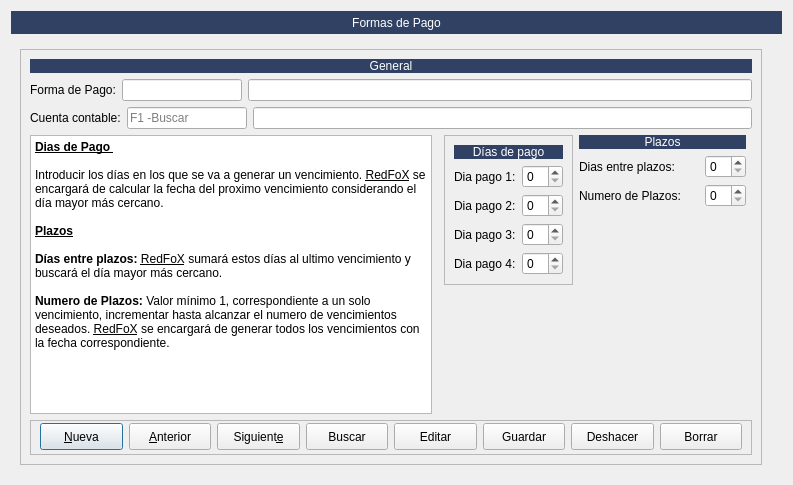
The window that Zona_Maestros/frmformas_pago.ui (arcnexus/RedFoX) describes before a commit, drawn with Qt 5.
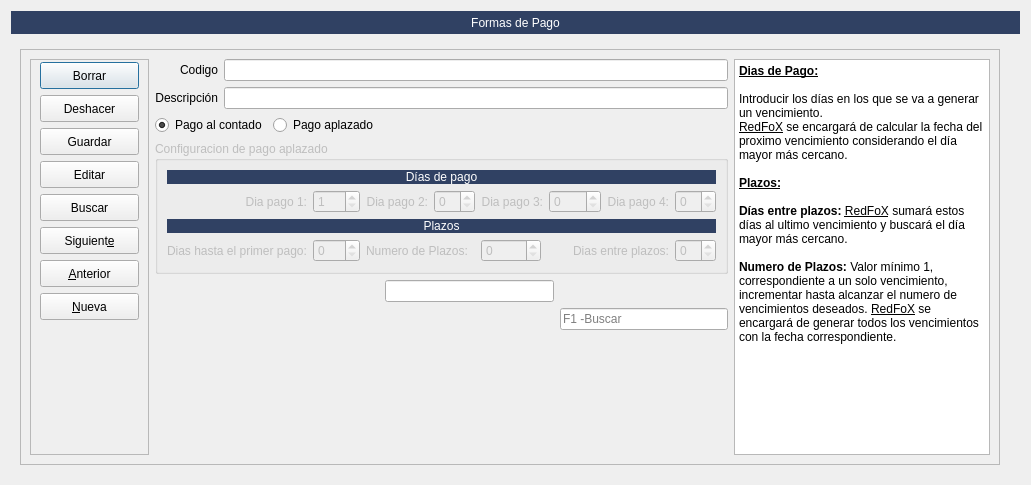
The same window after the commit. Icons and pictures are not drawn.

Commit message: Fix vencimiento & forma pago

```diff
--- a/Zona_Maestros/frmformas_pago.ui
+++ b/Zona_Maestros/frmformas_pago.ui
@@ -6,7 +6,7 @@
    <rect>
     <x>0</x>
     <y>0</y>
-    <width>793</width>
+    <width>1031</width>
     <height>485</height>
    </rect>
   </property>
@@ -91,202 +91,7 @@
           <enum>QFrame::Raised</enum>
          </property>
          <layout class="QGridLayout" name="gridLayout_5">
-          <item row="2" column="0" colspan="5">
-           <layout class="QHBoxLayout" name="horizontalLayout_4">
-            <item>
-             <widget class="QLabel" name="label_3">
-              <property name="text">
-               <string>Cuenta contable:</string>
-              </property>
-             </widget>
-            </item>
-            <item>
-             <widget class="QLineEdit" name="txtcod_cuenta_contable">
-              <property name="maximumSize">
-               <size>
-                <width>120</width>
-                <height>16777215</height>
-               </size>
-              </property>
-              <property name="placeholderText">
-               <string>F1 -Buscar</string>
-              </property>
-             </widget>
-            </item>
-            <item>
-             <widget class="QLineEdit" name="txtCuenta_contable"/>
-            </item>
-           </layout>
-          </item>
-          <item row="4" column="2">
-           <spacer name="verticalSpacer_4">
-            <property name="orientation">
-             <enum>Qt::Vertical</enum>
-            </property>
-            <property name="sizeHint" stdset="0">
-             <size>
-              <width>20</width>
-              <height>40</height>
-             </size>
-            </property>
-           </spacer>
-          </item>
-          <item row="3" column="2">
-           <widget class="QFrame" name="frame_3">
-            <property name="maximumSize">
-             <size>
-              <width>232</width>
-              <height>16777215</height>
-             </size>
-            </property>
-            <property name="frameShape">
-             <enum>QFrame::StyledPanel</enum>
-            </property>
-            <property name="frameShadow">
-             <enum>QFrame::Raised</enum>
-            </property>
-            <layout class="QGridLayout" name="gridLayout_3">
-             <item row="0" column="0" colspan="2">
-              <widget class="QLabel" name="label_14">
-               <property name="maximumSize">
-                <size>
-                 <width>16777215</width>
-                 <height>17</height>
-                </size>
-               </property>
-               <property name="styleSheet">
-                <string notr="true">background-color: #304163;
-color: rgb(255, 255, 255);</string>
-               </property>
-               <property name="text">
-                <string>Días de pago</string>
-               </property>
-               <property name="alignment">
-                <set>Qt::AlignCenter</set>
-               </property>
-              </widget>
-             </item>
-             <item row="1" column="0">
-              <widget class="QLabel" name="label_10">
-               <property name="text">
-                <string>Dia pago 1:</string>
-               </property>
-              </widget>
-             </item>
-             <item row="1" column="1">
-              <widget class="QSpinBox" name="spinDia_pago1"/>
-             </item>
-             <item row="2" column="0">
-              <widget class="QLabel" name="label_11">
-               <property name="text">
-                <string>Dia pago 2:</string>
-               </property>
-              </widget>
-             </item>
-             <item row="2" column="1">
-              <widget class="QSpinBox" name="spinDia_pago2"/>
-             </item>
-             <item row="3" column="0">
-              <widget class="QLabel" name="label_12">
-               <property name="text">
-                <string>Dia pago 3:</string>
-               </property>
-              </widget>
-             </item>
-             <item row="3" column="1">
-              <widget class="QSpinBox" name="spinDia_pago3"/>
-             </item>
-             <item row="4" column="0">
-              <widget class="QLabel" name="label_13">
-               <property name="text">
-                <string>Dia pago 4:</string>
-               </property>
-              </widget>
-             </item>
-             <item row="4" column="1">
-              <widget class="QSpinBox" name="spinDia_pago4"/>
-             </item>
-            </layout>
-           </widget>
-          </item>
-          <item row="3" column="3">
-           <layout class="QGridLayout" name="gridLayout_4">
-            <item row="1" column="0">
-             <widget class="QLabel" name="label_15">
-              <property name="minimumSize">
-               <size>
-                <width>120</width>
-                <height>0</height>
-               </size>
-              </property>
-              <property name="text">
-               <string>Dias entre plazos:</string>
-              </property>
-             </widget>
-            </item>
-            <item row="1" column="1">
-             <widget class="QSpinBox" name="spinDias_entre_plazos">
-              <property name="maximumSize">
-               <size>
-                <width>60</width>
-                <height>16777215</height>
-               </size>
-              </property>
-             </widget>
-            </item>
-            <item row="0" column="0" colspan="2">
-             <widget class="QLabel" name="label_16">
-              <property name="maximumSize">
-               <size>
-                <width>16777215</width>
-                <height>17</height>
-               </size>
-              </property>
-              <property name="styleSheet">
-               <string notr="true">background-color: #304163;
-color: rgb(255, 255, 255);</string>
-              </property>
-              <property name="text">
-               <string>Plazos</string>
-              </property>
-              <property name="alignment">
-               <set>Qt::AlignCenter</set>
-              </property>
-             </widget>
-            </item>
-            <item row="2" column="0">
-             <widget class="QLabel" name="label_18">
-              <property name="text">
-               <string>Numero de Plazos:</string>
-              </property>
-             </widget>
-            </item>
-            <item row="2" column="1">
-             <widget class="QSpinBox" name="spinNumero_plazos">
-              <property name="maximumSize">
-               <size>
-                <width>60</width>
-                <height>16777215</height>
-               </size>
-              </property>
-             </widget>
-            </item>
-            <item row="3" column="0">
-             <spacer name="verticalSpacer_3">
-              <property name="orientation">
-               <enum>Qt::Vertical</enum>
-              </property>
-              <property name="sizeHint" stdset="0">
-               <size>
-                <width>20</width>
-                <height>40</height>
-               </size>
-              </property>
-             </spacer>
-            </item>
-           </layout>
-          </item>
-          <item row="5" column="0" colspan="5">
+          <item row="0" column="0" rowspan="6">
            <widget class="QFrame" name="frame_4">
             <property name="sizePolicy">
              <sizepolicy hsizetype="Preferred" vsizetype="Preferred">
@@ -294,30 +99,18 @@
               <verstretch>0</verstretch>
              </sizepolicy>
             </property>
-            <property name="minimumSize">
-             <size>
-              <width>0</width>
-              <height>35</height>
-             </size>
-            </property>
-            <property name="maximumSize">
-             <size>
-              <width>16777215</width>
-              <height>35</height>
-             </size>
-            </property>
             <property name="frameShape">
              <enum>QFrame::StyledPanel</enum>
             </property>
             <property name="frameShadow">
              <enum>QFrame::Raised</enum>
             </property>
-            <layout class="QHBoxLayout" name="horizontalLayout_2">
+            <layout class="QVBoxLayout" name="verticalLayout">
              <property name="topMargin">
               <number>2</number>
              </property>
              <item>
-              <widget class="QPushButton" name="btnAnadir_3">
+              <widget class="QPushButton" name="btn_borrar">
                <property name="sizePolicy">
                 <sizepolicy hsizetype="Preferred" vsizetype="Fixed">
                  <horstretch>0</horstretch>
@@ -331,7 +124,7 @@
                 </size>
                </property>
                <property name="text">
-                <string>&amp;Nueva</string>
+                <string>Borrar</string>
                </property>
                <property name="icon">
                 <iconset resource="../maya.qrc">
@@ -346,13 +139,7 @@
               </widget>
              </item>
              <item>
-              <widget class="QPushButton" name="btnAnterior_2">
-               <property name="sizePolicy">
-                <sizepolicy hsizetype="Preferred" vsizetype="Fixed">
-                 <horstretch>0</horstretch>
-                 <verstretch>0</verstretch>
-                </sizepolicy>
-               </property>
+              <widget class="QPushButton" name="btndeshacer_2">
                <property name="minimumSize">
                 <size>
                  <width>0</width>
@@ -360,22 +147,16 @@
                 </size>
                </property>
                <property name="text">
-                <string>&amp;Anterior</string>
+                <string>Deshacer</string>
                </property>
                <property name="icon">
                 <iconset resource="../maya.qrc">
                  <normaloff>:/Icons/PNG/Previous.png</normaloff>:/Icons/PNG/Previous.png</iconset>
                </property>
-               <property name="iconSize">
-                <size>
-                 <width>24</width>
-                 <height>24</height>
-                </size>
-               </property>
               </widget>
              </item>
              <item>
-              <widget class="QPushButton" name="btnSiguiente_2">
+              <widget class="QPushButton" name="btnGuardar_2">
                <property name="sizePolicy">
                 <sizepolicy hsizetype="Preferred" vsizetype="Fixed">
                  <horstretch>0</horstretch>
@@ -389,40 +170,11 @@
                 </size>
                </property>
                <property name="text">
-                <string>Siguient&amp;e</string>
+                <string>Guardar</string>
                </property>
                <property name="icon">
                 <iconset resource="../maya.qrc">
-                 <normaloff>:/Icons/PNG/Next.png</normaloff>:/Icons/PNG/Next.png</iconset>
-               </property>
-               <property name="iconSize">
-                <size>
-                 <width>24</width>
-                 <height>24</height>
-                </size>
-               </property>
-              </widget>
-             </item>
-             <item>
-              <widget class="QPushButton" name="btnBuscar_2">
-               <property name="sizePolicy">
-                <sizepolicy hsizetype="Preferred" vsizetype="Fixed">
-                 <horstretch>0</horstretch>
-                 <verstretch>0</verstretch>
-                </sizepolicy>
-               </property>
-               <property name="minimumSize">
-                <size>
-                 <width>0</width>
-                 <height>27</height>
-                </size>
-               </property>
-               <property name="text">
-                <string>Buscar</string>
-               </property>
-               <property name="icon">
-                <iconset resource="../maya.qrc">
-                 <normaloff>:/Icons/PNG/search.png</normaloff>:/Icons/PNG/search.png</iconset>
+                 <normaloff>:/Icons/PNG/Save.png</normaloff>:/Icons/PNG/Save.png</iconset>
                </property>
                <property name="iconSize">
                 <size>
@@ -465,7 +217,7 @@
               </widget>
              </item>
              <item>
-              <widget class="QPushButton" name="btnGuardar_2">
+              <widget class="QPushButton" name="btnBuscar_2">
                <property name="sizePolicy">
                 <sizepolicy hsizetype="Preferred" vsizetype="Fixed">
                  <horstretch>0</horstretch>
@@ -479,7 +231,7 @@
                 </size>
                </property>
                <property name="text">
-                <string>Guardar</string>
+                <string>Buscar</string>
                </property>
                <property name="icon">
                 <iconset resource="../maya.qrc">
@@ -494,7 +246,13 @@
               </widget>
              </item>
              <item>
-              <widget class="QPushButton" name="btndeshacer_2">
+              <widget class="QPushButton" name="btnSiguiente_2">
+               <property name="sizePolicy">
+                <sizepolicy hsizetype="Preferred" vsizetype="Fixed">
+                 <horstretch>0</horstretch>
+                 <verstretch>0</verstretch>
+                </sizepolicy>
+               </property>
                <property name="minimumSize">
                 <size>
                  <width>0</width>
@@ -502,16 +260,22 @@
                 </size>
                </property>
                <property name="text">
-                <string>Deshacer</string>
+                <string>Siguient&amp;e</string>
                </property>
                <property name="icon">
                 <iconset resource="../maya.qrc">
                  <normaloff>:/Icons/PNG/undo.png</normaloff>:/Icons/PNG/undo.png</iconset>
                </property>
+               <property name="iconSize">
+                <size>
+                 <width>24</width>
+                 <height>24</height>
+                </size>
+               </property>
               </widget>
              </item>
              <item>
-              <widget class="QPushButton" name="btn_borrar">
+              <widget class="QPushButton" name="btnAnterior_2">
                <property name="sizePolicy">
                 <sizepolicy hsizetype="Preferred" vsizetype="Fixed">
                  <horstretch>0</horstretch>
@@ -525,7 +289,7 @@
                 </size>
                </property>
                <property name="text">
-                <string>Borrar</string>
+                <string>&amp;Anterior</string>
                </property>
                <property name="icon">
                 <iconset resource="../maya.qrc">
@@ -539,11 +303,59 @@
                </property>
               </widget>
              </item>
+             <item>
+              <widget class="QPushButton" name="btnAnadir_3">
+               <property name="sizePolicy">
+                <sizepolicy hsizetype="Preferred" vsizetype="Fixed">
+                 <horstretch>0</horstretch>
+                 <verstretch>0</verstretch>
+                </sizepolicy>
+               </property>
+               <property name="minimumSize">
+                <size>
+                 <width>0</width>
+                 <height>27</height>
+                </size>
+               </property>
+               <property name="text">
+                <string>&amp;Nueva</string>
+               </property>
+               <property name="icon">
+                <iconset resource="../maya.qrc">
+                 <normaloff>:/Icons/PNG/add.png</normaloff>:/Icons/PNG/add.png</iconset>
+               </property>
+               <property name="iconSize">
+                <size>
+                 <width>24</width>
+                 <height>24</height>
+                </size>
+               </property>
+              </widget>
+             </item>
+             <item>
+              <spacer name="verticalSpacer_2">
+               <property name="orientation">
+                <enum>Qt::Vertical</enum>
+               </property>
+               <property name="sizeHint" stdset="0">
+                <size>
+                 <width>20</width>
+                 <height>40</height>
+                </size>
+               </property>
+              </spacer>
+             </item>
             </layout>
            </widget>
           </item>
-          <item row="3" column="0" rowspan="2">
+          <item row="0" column="4" rowspan="6">
            <widget class="QTextEdit" name="textEdit">
+            <property name="sizePolicy">
+             <sizepolicy hsizetype="Maximum" vsizetype="Expanding">
+              <horstretch>0</horstretch>
+              <verstretch>0</verstretch>
+             </sizepolicy>
+            </property>
             <property name="readOnly">
              <bool>true</bool>
             </property>
@@ -552,11 +364,12 @@
 &lt;html&gt;&lt;head&gt;&lt;meta name=&quot;qrichtext&quot; content=&quot;1&quot; /&gt;&lt;style type=&quot;text/css&quot;&gt;
 p, li { white-space: pre-wrap; }
 &lt;/style&gt;&lt;/head&gt;&lt;body style=&quot; font-family:'Sans Serif'; font-size:9pt; font-weight:400; font-style:normal;&quot;&gt;
-&lt;p style=&quot; margin-top:0px; margin-bottom:0px; margin-left:0px; margin-right:0px; -qt-block-indent:0; text-indent:0px;&quot;&gt;&lt;span style=&quot; font-weight:600; text-decoration: underline;&quot;&gt;Dias de Pago &lt;/span&gt;&lt;/p&gt;
+&lt;p style=&quot; margin-top:0px; margin-bottom:0px; margin-left:0px; margin-right:0px; -qt-block-indent:0; text-indent:0px;&quot;&gt;&lt;span style=&quot; font-weight:600; text-decoration: underline;&quot;&gt;Dias de Pago:&lt;/span&gt;&lt;/p&gt;
 &lt;p style=&quot;-qt-paragraph-type:empty; margin-top:0px; margin-bottom:0px; margin-left:0px; margin-right:0px; -qt-block-indent:0; text-indent:0px; font-weight:600; text-decoration: underline;&quot;&gt;&lt;br /&gt;&lt;/p&gt;
-&lt;p style=&quot; margin-top:0px; margin-bottom:0px; margin-left:0px; margin-right:0px; -qt-block-indent:0; text-indent:0px;&quot;&gt;Introducir los días en los que se va a generar un vencimiento. &lt;span style=&quot; text-decoration: underline;&quot;&gt;RedFoX&lt;/span&gt; se encargará de calcular la fecha del proximo vencimiento considerando el día mayor más cercano.&lt;/p&gt;
+&lt;p style=&quot; margin-top:0px; margin-bottom:0px; margin-left:0px; margin-right:0px; -qt-block-indent:0; text-indent:0px;&quot;&gt;Introducir los días en los que se va a generar un vencimiento.&lt;/p&gt;
+&lt;p style=&quot; margin-top:0px; margin-bottom:0px; margin-left:0px; margin-right:0px; -qt-block-indent:0; text-indent:0px;&quot;&gt;&lt;span style=&quot; text-decoration: underline;&quot;&gt;RedFoX&lt;/span&gt; se encargará de calcular la fecha del proximo vencimiento considerando el día mayor más cercano.&lt;/p&gt;
 &lt;p style=&quot;-qt-paragraph-type:empty; margin-top:0px; margin-bottom:0px; margin-left:0px; margin-right:0px; -qt-block-indent:0; text-indent:0px;&quot;&gt;&lt;br /&gt;&lt;/p&gt;
-&lt;p style=&quot; margin-top:0px; margin-bottom:0px; margin-left:0px; margin-right:0px; -qt-block-indent:0; text-indent:0px;&quot;&gt;&lt;span style=&quot; font-weight:600; text-decoration: underline;&quot;&gt;Plazos&lt;/span&gt;&lt;/p&gt;
+&lt;p style=&quot; margin-top:0px; margin-bottom:0px; margin-left:0px; margin-right:0px; -qt-block-indent:0; text-indent:0px;&quot;&gt;&lt;span style=&quot; font-weight:600; text-decoration: underline;&quot;&gt;Plazos:&lt;/span&gt;&lt;/p&gt;
 &lt;p style=&quot;-qt-paragraph-type:empty; margin-top:0px; margin-bottom:0px; margin-left:0px; margin-right:0px; -qt-block-indent:0; text-indent:0px; font-weight:600; text-decoration: underline;&quot;&gt;&lt;br /&gt;&lt;/p&gt;
 &lt;p style=&quot; margin-top:0px; margin-bottom:0px; margin-left:0px; margin-right:0px; -qt-block-indent:0; text-indent:0px;&quot;&gt;&lt;span style=&quot; font-weight:600;&quot;&gt;Días entre plazos: &lt;/span&gt;&lt;span style=&quot; text-decoration: underline;&quot;&gt;RedFoX&lt;/span&gt; sumará estos días al ultimo vencimiento y buscará el día mayor más cercano.&lt;/p&gt;
 &lt;p style=&quot;-qt-paragraph-type:empty; margin-top:0px; margin-bottom:0px; margin-left:0px; margin-right:0px; -qt-block-indent:0; text-indent:0px;&quot;&gt;&lt;br /&gt;&lt;/p&gt;
@@ -564,50 +377,279 @@
             </property>
            </widget>
           </item>
-          <item row="1" column="0" colspan="5">
-           <layout class="QHBoxLayout" name="horizontalLayout_3">
+          <item row="1" column="1">
+           <layout class="QHBoxLayout" name="horizontalLayout">
             <item>
-             <widget class="QLabel" name="label_2">
+             <widget class="QRadioButton" name="rdbContado">
               <property name="text">
-               <string>Forma de Pago:</string>
+               <string>Pago al contado</string>
               </property>
+              <property name="checked">
+               <bool>true</bool>
+              </property>
              </widget>
             </item>
             <item>
-             <widget class="QLineEdit" name="txtcod_forma_pago">
-              <property name="maximumSize">
-               <size>
-                <width>120</width>
-                <height>16777215</height>
-               </size>
+             <widget class="QRadioButton" name="radioButton_2">
+              <property name="text">
+               <string>Pago aplazado</string>
               </property>
              </widget>
             </item>
-            <item>
+           </layout>
+          </item>
+          <item row="2" column="1" colspan="3">
+           <widget class="QGroupBox" name="groupBox">
+            <property name="enabled">
+             <bool>false</bool>
+            </property>
+            <property name="title">
+             <string>Configuracion de pago aplazado</string>
+            </property>
+            <property name="checkable">
+             <bool>false</bool>
+            </property>
+            <layout class="QGridLayout" name="gridLayout_3">
+             <item row="0" column="0" colspan="8">
+              <widget class="QLabel" name="label_14">
+               <property name="maximumSize">
+                <size>
+                 <width>16777215</width>
+                 <height>17</height>
+                </size>
+               </property>
+               <property name="styleSheet">
+                <string notr="true">background-color: #304163;
+color: rgb(255, 255, 255);</string>
+               </property>
+               <property name="text">
+                <string>Días de pago</string>
+               </property>
+               <property name="alignment">
+                <set>Qt::AlignCenter</set>
+               </property>
+              </widget>
+             </item>
+             <item row="1" column="7">
+              <widget class="QSpinBox" name="spinDia_pago4"/>
+             </item>
+             <item row="1" column="6">
+              <widget class="QLabel" name="label_13">
+               <property name="text">
+                <string>Dia pago 4:</string>
+               </property>
+               <property name="alignment">
+                <set>Qt::AlignRight|Qt::AlignTrailing|Qt::AlignVCenter</set>
+               </property>
+              </widget>
+             </item>
+             <item row="1" column="1">
+              <widget class="QSpinBox" name="spinDia_pago1">
+               <property name="minimum">
+                <number>1</number>
+               </property>
+              </widget>
+             </item>
+             <item row="1" column="4">
+              <widget class="QLabel" name="label_12">
+               <property name="text">
+                <string>Dia pago 3:</string>
+               </property>
+               <property name="alignment">
+                <set>Qt::AlignRight|Qt::AlignTrailing|Qt::AlignVCenter</set>
+               </property>
+              </widget>
+             </item>
+             <item row="1" column="2">
+              <widget class="QLabel" name="label_11">
+               <property name="text">
+                <string>Dia pago 2:</string>
+               </property>
+               <property name="alignment">
+                <set>Qt::AlignRight|Qt::AlignTrailing|Qt::AlignVCenter</set>
+               </property>
+              </widget>
+             </item>
+             <item row="1" column="5">
+              <widget class="QSpinBox" name="spinDia_pago3"/>
+             </item>
+             <item row="1" column="3">
+              <widget class="QSpinBox" name="spinDia_pago2"/>
+             </item>
+             <item row="2" column="0" colspan="8">
+              <widget class="QLabel" name="label_16">
+               <property name="maximumSize">
+                <size>
+                 <width>16777215</width>
+                 <height>17</height>
+                </size>
+               </property>
+               <property name="styleSheet">
+                <string notr="true">background-color: #304163;
+color: rgb(255, 255, 255);</string>
+               </property>
+               <property name="text">
+                <string>Plazos</string>
+               </property>
+               <property name="alignment">
+                <set>Qt::AlignCenter</set>
+               </property>
+              </widget>
+             </item>
+             <item row="1" column="0">
+              <widget class="QLabel" name="label_10">
+               <property name="text">
+                <string>Dia pago 1:</string>
+               </property>
+               <property name="alignment">
+                <set>Qt::AlignRight|Qt::AlignTrailing|Qt::AlignVCenter</set>
+               </property>
+              </widget>
+             </item>
+             <item row="3" column="0">
+              <widget class="QLabel" name="label_3">
+               <property name="text">
+                <string>Dias hasta el primer pago:</string>
+               </property>
+              </widget>
+             </item>
+             <item row="3" column="1">
+              <widget class="QSpinBox" name="dias_hasta_pago">
+               <property name="maximum">
+                <number>365</number>
+               </property>
+              </widget>
+             </item>
+             <item row="3" column="7">
+              <widget class="QSpinBox" name="spinDias_entre_plazos">
+               <property name="maximumSize">
+                <size>
+                 <width>60</width>
+                 <height>16777215</height>
+                </size>
+               </property>
+              </widget>
+             </item>
+             <item row="3" column="4">
+              <widget class="QSpinBox" name="spinNumero_plazos">
+               <property name="maximumSize">
+                <size>
+                 <width>60</width>
+                 <height>16777215</height>
+                </size>
+               </property>
+              </widget>
+             </item>
+             <item row="3" column="2" colspan="2">
+              <widget class="QLabel" name="label_18">
+               <property name="text">
+                <string>Numero de Plazos:</string>
+               </property>
+              </widget>
+             </item>
+             <item row="3" column="5" colspan="2">
+              <widget class="QLabel" name="label_15">
+               <property name="sizePolicy">
+                <sizepolicy hsizetype="Preferred" vsizetype="Preferred">
+                 <horstretch>0</horstretch>
+                 <verstretch>0</verstretch>
+                </sizepolicy>
+               </property>
+               <property name="minimumSize">
+                <size>
+                 <width>120</width>
+                 <height>0</height>
+                </size>
+               </property>
+               <property name="text">
+                <string>Dias entre plazos:</string>
+               </property>
+               <property name="alignment">
+                <set>Qt::AlignRight|Qt::AlignTrailing|Qt::AlignVCenter</set>
+               </property>
+              </widget>
+             </item>
+            </layout>
+           </widget>
+          </item>
+          <item row="3" column="2">
+           <widget class="QLineEdit" name="txtCuenta_contable">
+            <property name="sizePolicy">
+             <sizepolicy hsizetype="Preferred" vsizetype="Fixed">
+              <horstretch>0</horstretch>
+              <verstretch>0</verstretch>
+             </sizepolicy>
+            </property>
+           </widget>
+          </item>
+          <item row="4" column="3">
+           <widget class="QLineEdit" name="txtcod_cuenta_contable">
+            <property name="sizePolicy">
+             <sizepolicy hsizetype="Preferred" vsizetype="Fixed">
+              <horstretch>0</horstretch>
+              <verstretch>0</verstretch>
+             </sizepolicy>
+            </property>
+            <property name="placeholderText">
+             <string>F1 -Buscar</string>
+            </property>
+           </widget>
+          </item>
+          <item row="5" column="3">
+           <spacer name="verticalSpacer">
+            <property name="orientation">
+             <enum>Qt::Vertical</enum>
+            </property>
+            <property name="sizeHint" stdset="0">
+             <size>
+              <width>20</width>
+              <height>40</height>
+             </size>
+            </property>
+           </spacer>
+          </item>
+          <item row="0" column="1" colspan="3">
+           <layout class="QGridLayout" name="gridLayout_4">
+            <item row="1" column="0" colspan="2">
+             <widget class="QLabel" name="label">
+              <property name="sizePolicy">
+               <sizepolicy hsizetype="Preferred" vsizetype="Preferred">
+                <horstretch>0</horstretch>
+                <verstretch>0</verstretch>
+               </sizepolicy>
+              </property>
+              <property name="text">
+               <string>Descripción</string>
+              </property>
+              <property name="alignment">
+               <set>Qt::AlignRight|Qt::AlignTrailing|Qt::AlignVCenter</set>
+              </property>
+             </widget>
+            </item>
+            <item row="1" column="2">
              <widget class="QLineEdit" name="txtForma_pago"/>
             </item>
+            <item row="0" column="2">
+             <widget class="QLineEdit" name="txtcod_forma_pago"/>
+            </item>
+            <item row="0" column="0" colspan="2">
+             <widget class="QLabel" name="label_2">
+              <property name="sizePolicy">
+               <sizepolicy hsizetype="Preferred" vsizetype="Preferred">
+                <horstretch>0</horstretch>
+                <verstretch>0</verstretch>
+               </sizepolicy>
+              </property>
+              <property name="text">
+               <string>Codigo</string>
+              </property>
+              <property name="alignment">
+               <set>Qt::AlignRight|Qt::AlignTrailing|Qt::AlignVCenter</set>
+              </property>
+             </widget>
+            </item>
            </layout>
           </item>
-          <item row="0" column="0" colspan="5">
-           <widget class="QLabel" name="label_9">
-            <property name="maximumSize">
-             <size>
-              <width>16777215</width>
-              <height>18</height>
-             </size>
-            </property>
-            <property name="styleSheet">
-             <string notr="true">background-color: #304163;
-color: rgb(255, 255, 255);</string>
-            </property>
-            <property name="text">
-             <string>General</string>
-            </property>
-            <property name="alignment">
-             <set>Qt::AlignCenter</set>
-            </property>
-           </widget>
-          </item>
          </layout>
         </widget>
        </item>
```
Left out of the diff: 38 changed lines with no effect on the pictures. The commit also changes 13 other files.
